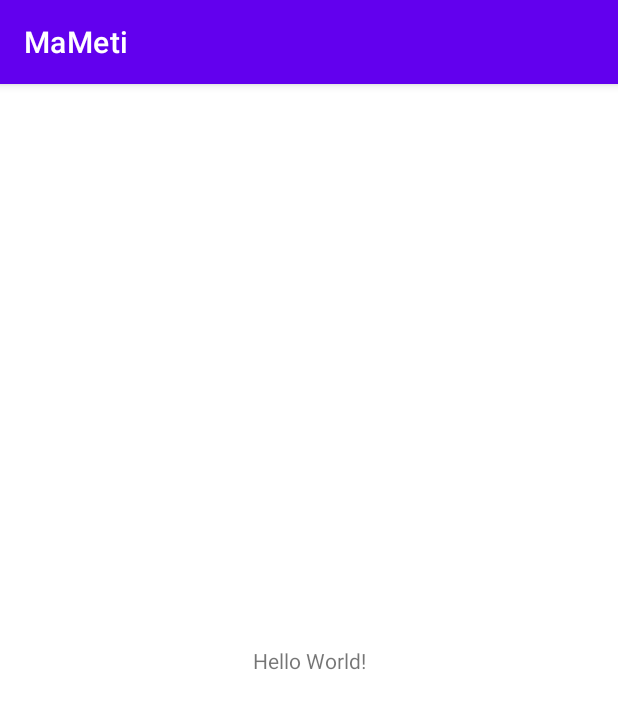
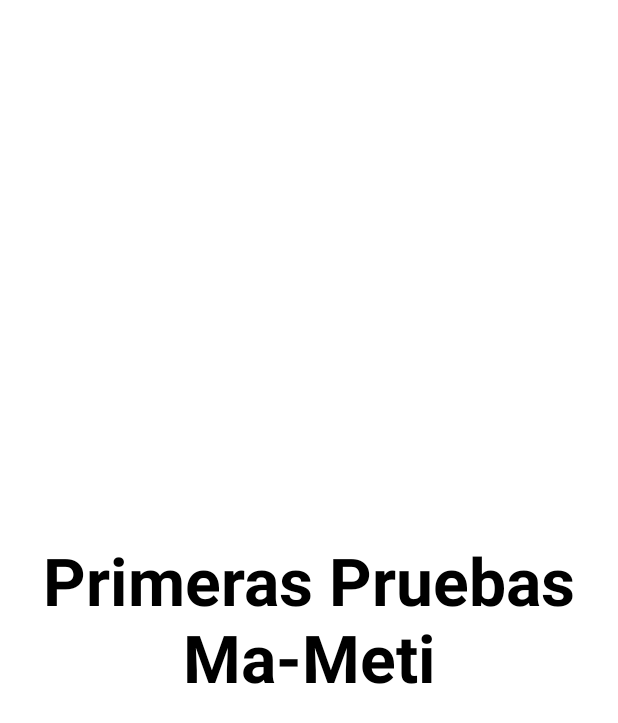
Before and after one commit to JuanRB09/MaMeti_App, an Android app: the screen it shows after launch (MainActivity), on a phone screen of 412 x 824 dp. Shown: the top 723 px of the screen. Run offline under Robolectric (Android 15) with nearby library versions, the phone set to English and light mode, and no system bars.

Commit message:
SplashScreen de app

```diff
--- /dev/null
+++ b/app/src/main/java/it/grp/mameti/SplashScreen/SplashActivity.kt
@@ -0,0 +1,14 @@
+package it.grp.mameti.SplashScreen
+
+import android.content.Intent
+import androidx.appcompat.app.AppCompatActivity
+import android.os.Bundle
+import it.grp.mameti.MainActivity
+
+class SplashActivity : AppCompatActivity() {
+    override fun onCreate(savedInstanceState: Bundle?) {
+        super.onCreate(savedInstanceState)
+        startActivity(Intent(this, MainActivity::class.java)) //MANDA LLAMAR EL MAIN AL TERMINAR EL SPLASH
+        finish()
+    }
+}
--- /dev/null
+++ b/app/src/main/res/drawable/splash_background.xml
@@ -0,0 +1,15 @@
+<?xml version="1.0" encoding="utf-8"?>
+<layer-list
+    android:opacity="opaque"
+    xmlns:android="http://schemas.android.com/apk/res/android">
+
+    <item android:drawable="@color/white"/>
+    <item
+        android:left="10dp"
+        android:right="10dp"
+        android:top="180dp"
+        android:bottom="180dp">
+        <bitmap android:src="@drawable/mameti_pp"/>
+    </item>
+
+</layer-list>
--- a/app/src/main/res/layout/activity_main.xml
+++ b/app/src/main/res/layout/activity_main.xml
@@ -4,12 +4,17 @@
     xmlns:tools="http://schemas.android.com/tools"
     android:layout_width="match_parent"
     android:layout_height="match_parent"
+    android:background="@color/white"
     tools:context=".MainActivity">
 
     <TextView
         android:layout_width="wrap_content"
         android:layout_height="wrap_content"
-        android:text="Hello World!"
+        android:gravity="center"
+        android:textStyle="bold"
+        android:textSize="44sp"
+        android:textColor="@color/black"
+        android:text="Primeras Pruebas Ma-Meti"
         app:layout_constraintBottom_toBottomOf="parent"
         app:layout_constraintEnd_toEndOf="parent"
         app:layout_constraintStart_toStartOf="parent"
--- a/app/src/main/res/values/colors.xml
+++ b/app/src/main/res/values/colors.xml
@@ -6,5 +6,10 @@
     <color name="teal_200">#FF03DAC5</color>
     <color name="teal_700">#FF018786</color>
     <color name="black">#FF000000</color>
-    <color name="white">#FFFFFFFF</color>
+    <color name="white">#FFFFFF</color>
+    <color name="yellow_240">#F0D495</color>
+    <color name="green_152">#98D6BD</color>
+    <color name="purple_217">#D98DF0</color>
+    <color name="grey_156">#9C7EA6</color>
+
 </resources>
--- a/app/src/main/res/values/themes.xml
+++ b/app/src/main/res/values/themes.xml
@@ -13,4 +13,8 @@
         <item name="android:statusBarColor">?attr/colorPrimaryVariant</item>
         <!-- Customize your theme here. -->
     </style>
+
+    <style name="SplashTheme" parent="Theme.AppCompat.NoActionBar">
+        <item name="android:windowBackground">@drawable/splash_background</item>
+    </style>
 </resources>
```
Also changed, not shown: app/src/main/AndroidManifest.xml (+15 -7 lines).
